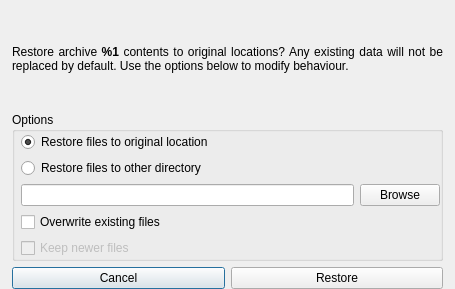
First picture: the form in forms/restoredialog.ui, repository Tarsnap/tarsnap-gui, before the edit.
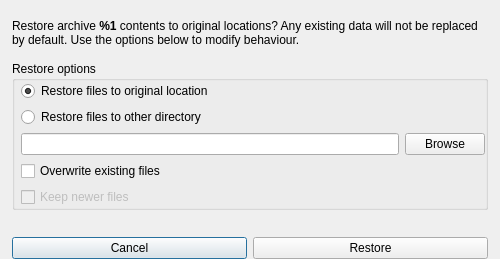
Second picture: the form after the edit. Icons and pictures are not drawn.

Commit message: Layout improvements for the Restore dialog.

Diff of the .ui file:
```diff
--- a/forms/restoredialog.ui
+++ b/forms/restoredialog.ui
@@ -6,38 +6,23 @@
    <rect>
     <x>0</x>
     <y>0</y>
-    <width>455</width>
-    <height>289</height>
+    <width>500</width>
+    <height>259</height>
    </rect>
   </property>
-  <property name="sizePolicy">
-   <sizepolicy hsizetype="Expanding" vsizetype="Expanding">
-    <horstretch>0</horstretch>
-    <verstretch>0</verstretch>
-   </sizepolicy>
-  </property>
   <property name="minimumSize">
    <size>
-    <width>400</width>
-    <height>200</height>
+    <width>500</width>
+    <height>0</height>
    </size>
   </property>
   <property name="windowTitle">
    <string>Restore archive</string>
   </property>
-  <property name="styleSheet">
-   <string notr="true">#RestoreDialog 
-{
-background-image: url(&quot;:/icons/light_toast.png&quot;);
-}</string>
-  </property>
   <property name="modal">
    <bool>true</bool>
   </property>
   <layout class="QVBoxLayout" name="verticalLayout">
-   <property name="spacing">
-    <number>6</number>
-   </property>
    <property name="leftMargin">
     <number>12</number>
    </property>
@@ -53,7 +38,7 @@
    <item>
     <widget class="QLabel" name="infoLabel">
      <property name="sizePolicy">
-      <sizepolicy hsizetype="MinimumExpanding" vsizetype="MinimumExpanding">
+      <sizepolicy hsizetype="Preferred" vsizetype="Preferred">
        <horstretch>0</horstretch>
        <verstretch>0</verstretch>
       </sizepolicy>
@@ -64,9 +49,6 @@
      <property name="textFormat">
       <enum>Qt::RichText</enum>
      </property>
-     <property name="alignment">
-      <set>Qt::AlignJustify|Qt::AlignVCenter</set>
-     </property>
      <property name="wordWrap">
       <bool>true</bool>
      </property>
@@ -75,13 +57,13 @@
    <item>
     <widget class="QGroupBox" name="optionsGroupBox">
      <property name="sizePolicy">
-      <sizepolicy hsizetype="MinimumExpanding" vsizetype="MinimumExpanding">
+      <sizepolicy hsizetype="Expanding" vsizetype="Preferred">
        <horstretch>0</horstretch>
        <verstretch>0</verstretch>
       </sizepolicy>
      </property>
      <property name="title">
-      <string>Options</string>
+      <string>Restore options</string>
      </property>
      <layout class="QGridLayout" name="gridLayout_2">
       <property name="leftMargin">
@@ -108,12 +90,6 @@
       </item>
       <item row="2" column="0">
        <widget class="QLineEdit" name="chdirLineEdit">
-        <property name="sizePolicy">
-         <sizepolicy hsizetype="MinimumExpanding" vsizetype="Fixed">
-          <horstretch>0</horstretch>
-          <verstretch>0</verstretch>
-         </sizepolicy>
-        </property>
         <property name="toolTip">
          <string>Will restore contents of the archive to the specified directory.</string>
         </property>
@@ -134,6 +110,12 @@
       </item>
       <item row="2" column="1">
        <widget class="QPushButton" name="browseButton">
+        <property name="sizePolicy">
+         <sizepolicy hsizetype="Fixed" vsizetype="Fixed">
+          <horstretch>0</horstretch>
+          <verstretch>0</verstretch>
+         </sizepolicy>
+        </property>
         <property name="text">
          <string>Browse</string>
         </property>
```
